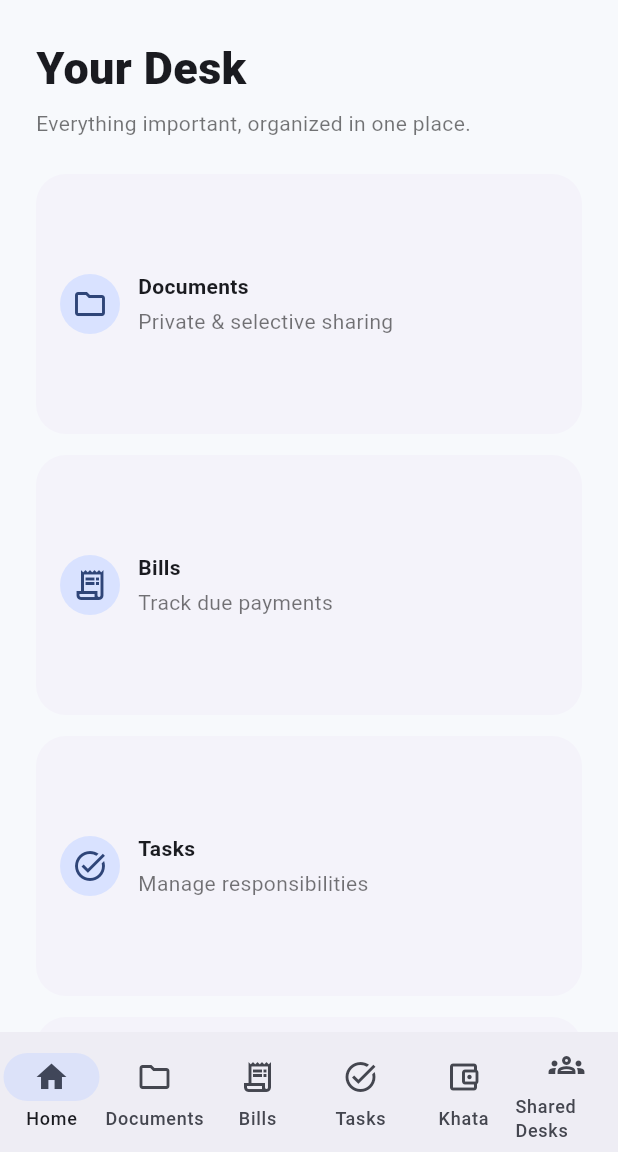
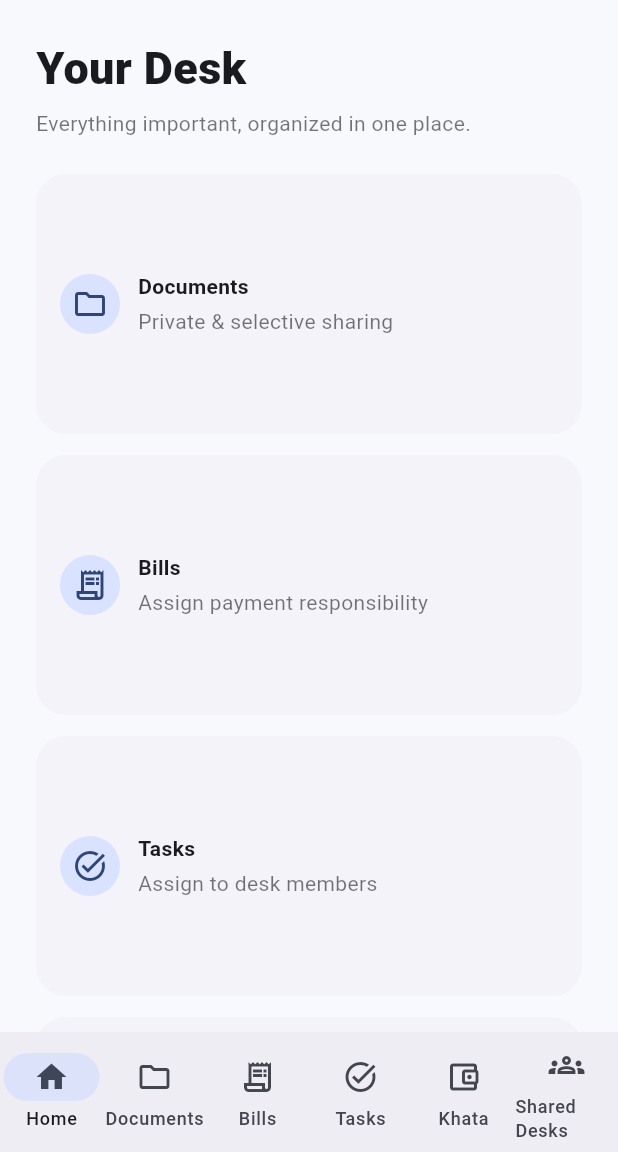
Before and after one commit to AhmarZamir/myDesk, a Flutter app: the AppShell screen opened directly, on a phone screen of 412 x 824 dp, the part 84-1236 px from its top. Run offline on Flutter 3.47's test engine with Material 3 defaults, Android fonts, the phone set to English and light mode, and no system bars; our stand-ins replace file_picker, supabase_flutter; accounts and stored records are empty.

Commit message:
Use member-aware collaboration modules

```diff
--- a/lib/app/app_shell.dart
+++ b/lib/app/app_shell.dart
@@ -2,7 +2,7 @@ import 'package:flutter/material.dart';
 import '../services/auth_service.dart';
 import '../shared_desks/shared_desks_screen.dart';
 import '../workspace/documents_screen.dart';
-import '../workspace/workspace_modules.dart' show BillsScreen, TasksScreen, KhataScreen;
+import '../workspace/collaboration_modules.dart';
 
 class AppShell extends StatefulWidget {
   const AppShell({super.key});
@@ -127,8 +127,8 @@ class _DashboardPage extends StatelessWidget {
             childAspectRatio: 2.1,
             children: const [
               _StatCard(icon: Icons.folder_outlined, title: 'Documents', value: 'Private & selective sharing'),
-              _StatCard(icon: Icons.receipt_long_outlined, title: 'Bills', value: 'Track due payments'),
-              _StatCard(icon: Icons.task_alt_outlined, title: 'Tasks', value: 'Manage responsibilities'),
+              _StatCard(icon: Icons.receipt_long_outlined, title: 'Bills', value: 'Assign payment responsibility'),
+              _StatCard(icon: Icons.task_alt_outlined, title: 'Tasks', value: 'Assign to desk members'),
               _StatCard(icon: Icons.groups_outlined, title: 'Shared Desks', value: 'Family & trusted groups'),
             ],
           );
@@ -141,6 +141,8 @@ class _DashboardPage extends StatelessWidget {
               ListTile(leading: Icon(Icons.security_outlined), title: Text('Private by default'), subtitle: Text('Every upload starts with you deciding who can see it')),
               Divider(),
               ListTile(leading: Icon(Icons.family_restroom), title: Text('Selective sharing'), subtitle: Text('Share with a whole desk or only selected members')),
+              Divider(),
+              ListTile(leading: Icon(Icons.assignment_ind_outlined), title: Text('Clear responsibility'), subtitle: Text('Tasks and bills can be assigned to specific people')),
               Divider(),
               ListTile(leading: Icon(Icons.sync), title: Text('Same product everywhere'), subtitle: Text('The same permissions and content on web and mobile')),
             ]),
```
